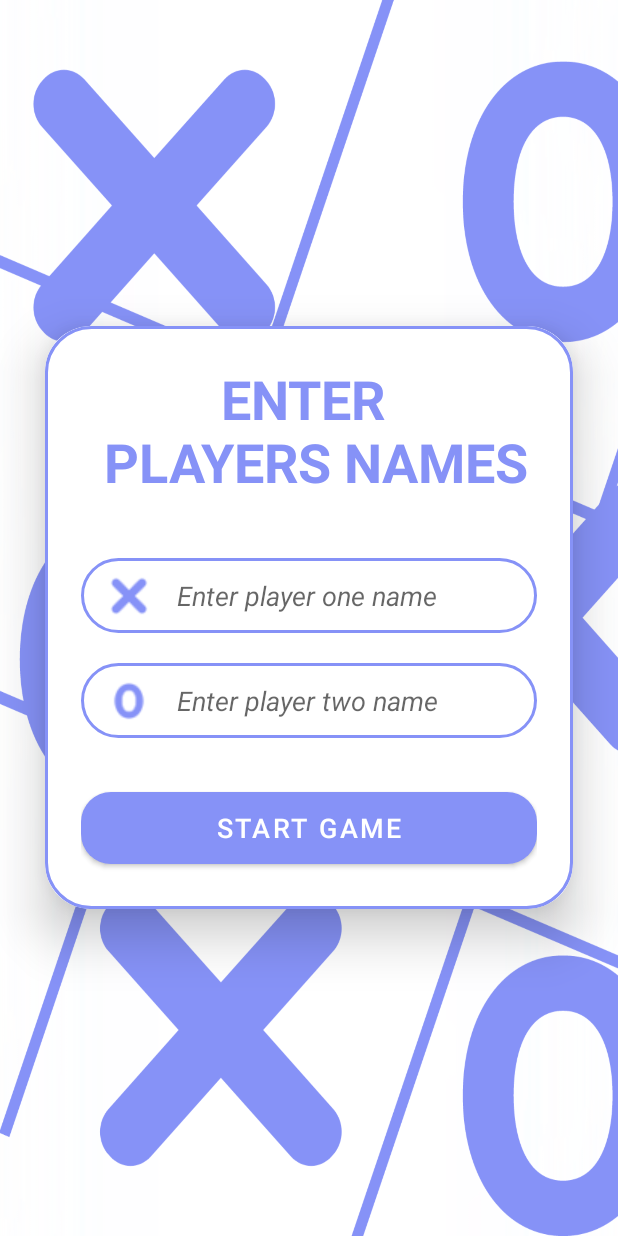
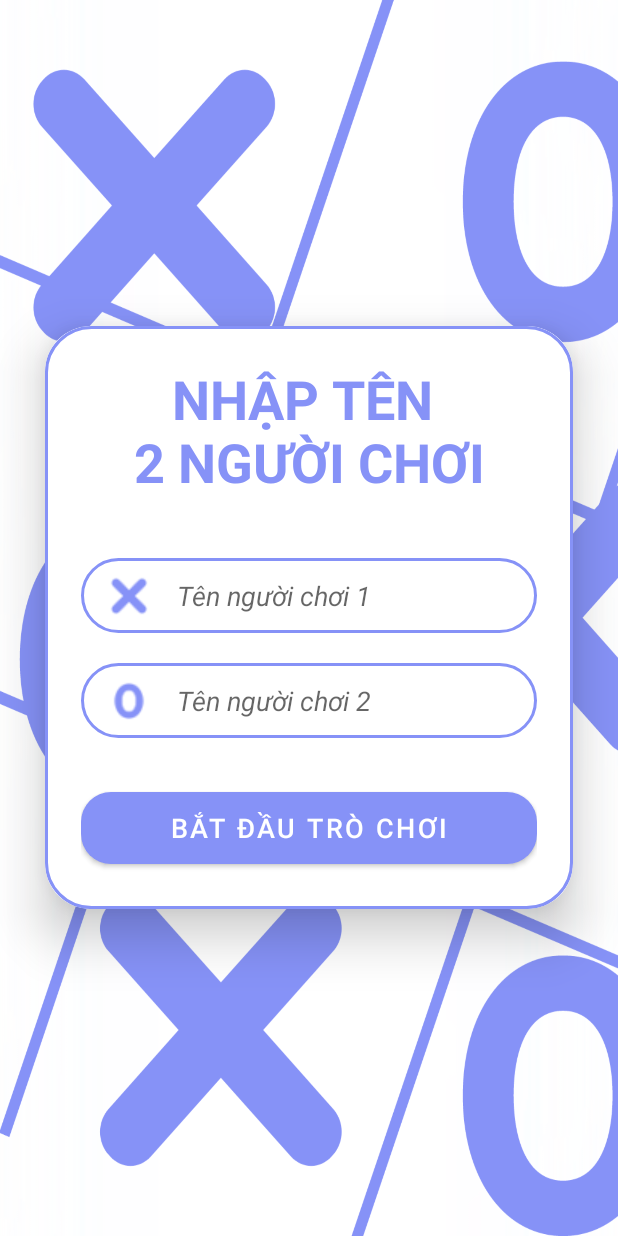
Before and after one commit to namdang2110/TicTacToe, an Android app: the screen it shows after launch (AddPlayers), on a phone screen of 412 x 824 dp. Run offline under Robolectric (Android 15) with nearby library versions, the phone set to English and light mode, and no system bars.

Commit message:
Chỉnh sửa lại giao diện

```diff
--- a/app/src/main/java/com/example/tictactoe/AddPlayers.java
+++ b/app/src/main/java/com/example/tictactoe/AddPlayers.java
@@ -28,7 +28,7 @@ public class AddPlayers extends AppCompatActivity {
                 String getPlayerTwoName = playerTwo.getText().toString();
 
                 if (getPlayerOneName.isEmpty() || getPlayerTwoName.isEmpty()) {
-                    Toast.makeText(AddPlayers.this, "Please enter player name", Toast.LENGTH_SHORT).show();
+                    Toast.makeText(AddPlayers.this, "Nhap ten nguoi choi", Toast.LENGTH_SHORT).show();
                 } else {
                     Intent intent = new Intent(AddPlayers.this, MainActivity.class);
                     intent.putExtra("playerOne", getPlayerOneName);
--- a/app/src/main/res/layout/activity_add_players.xml
+++ b/app/src/main/res/layout/activity_add_players.xml
@@ -28,7 +28,7 @@
             <TextView
                 android:layout_width="match_parent"
                 android:layout_height="wrap_content"
-                android:text="ENTER \n PLAYERS NAMES"
+                android:text="NHẬP TÊN \n2 NGƯỜI CHƠI"
                 android:textAlignment="center"
                 android:textSize="36sp"
                 android:textStyle="bold"
@@ -43,7 +43,7 @@
                 android:padding="8dp"
                 android:maxLines="1"
                 android:textStyle="italic"
-                android:hint="Enter player one name"
+                android:hint="Tên người chơi 1"
                 android:textColor="@color/lavender"
                 android:drawableLeft="@drawable/ic_xicon"
                 android:drawablePadding="8dp"/>
@@ -57,7 +57,7 @@
                 android:padding="8dp"
                 android:maxLines="1"
                 android:textStyle="italic"
-                android:hint="Enter player two name"
+                android:hint="Tên người chơi 2"
                 android:textColor="@color/lavender"
                 android:drawableLeft="@drawable/ic_oicon"
                 android:drawablePadding="8dp"/>
@@ -67,7 +67,7 @@
                 android:layout_height="60dp"
                 android:layout_marginTop="30dp"
                 android:id="@+id/startGameButton"
-                android:text="Start Game"
+                android:text="Bắt đầu trò chơi"
                 android:textSize="18sp"
                 app:cornerRadius = "20dp"/>
 
--- a/app/src/main/res/layout/activity_result_dialog.xml
+++ b/app/src/main/res/layout/activity_result_dialog.xml
@@ -33,7 +33,7 @@
             android:textSize="18sp"
             android:textStyle="bold"
             android:backgroundTint="@color/white"
-            android:text="Start Again"
+            android:text="Chơi lại"
             android:layout_margin="20dp"
             android:textColor="@color/lavender"
             app:cornerRadius = "20dp"/>
```
Also changed, not shown: app/src/main/java/com/example/tictactoe/MainActivity.java (+4 -4 lines).
